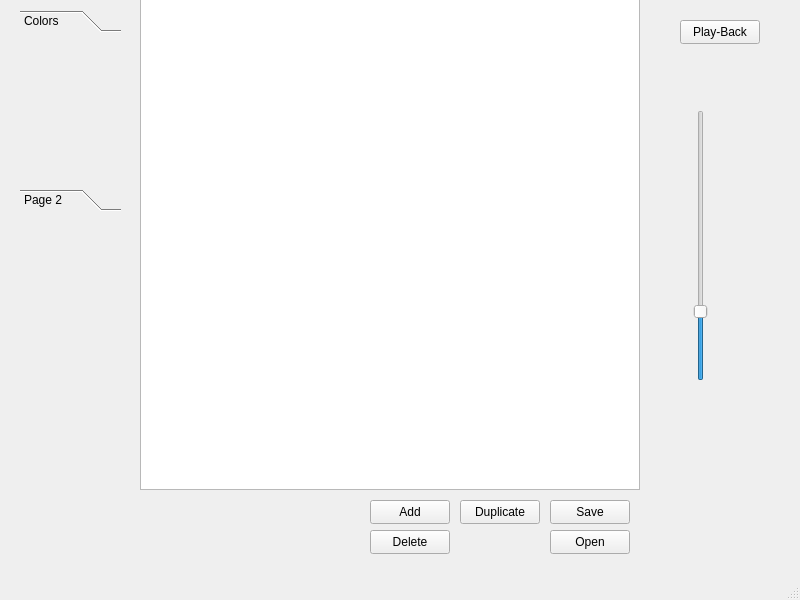
First picture: the form in mainwindow.ui, repository AhmedZ70/SpriteEditor, before the edit.
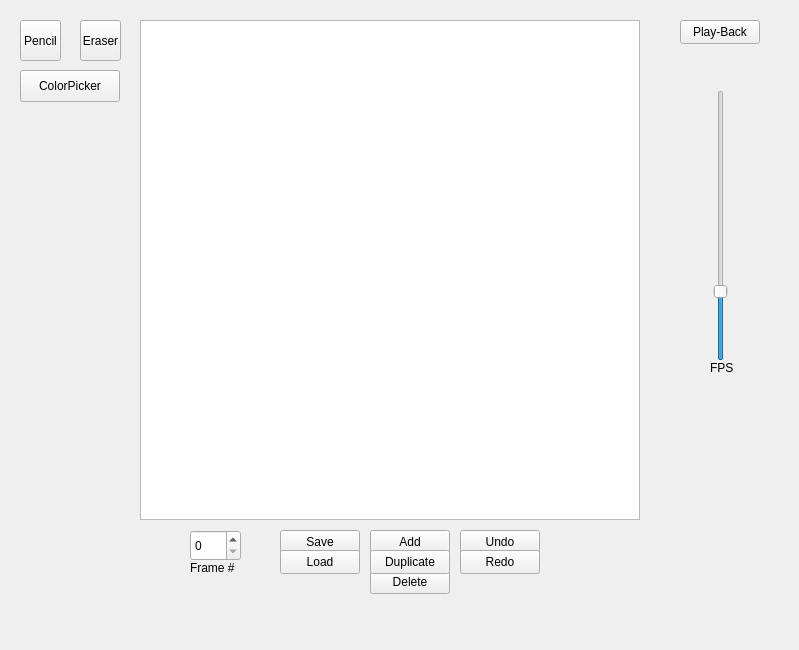
Second picture: the form after the edit. Icons and pictures are not drawn.

Commit message:
Added Main UI Buttons
Added Main buttons, more might be needed.

What changed in the file:
```diff
--- a/mainwindow.ui
+++ b/mainwindow.ui
@@ -6,19 +6,19 @@
    <rect>
     <x>0</x>
     <y>0</y>
-    <width>800</width>
-    <height>600</height>
+    <width>799</width>
+    <height>650</height>
    </rect>
   </property>
   <property name="windowTitle">
    <string>MainWindow</string>
   </property>
   <widget class="QWidget" name="centralwidget">
-   <widget class="QSlider" name="verticalSlider">
+   <widget class="QSlider" name="fpsSlider">
     <property name="geometry">
      <rect>
-      <x>680</x>
-      <y>110</y>
+      <x>700</x>
+      <y>90</y>
       <width>41</width>
       <height>271</height>
      </rect>
@@ -36,47 +36,21 @@
      <enum>Qt::Vertical</enum>
     </property>
    </widget>
-   <widget class="QPushButton" name="pushButton">
-    <property name="geometry">
-     <rect>
-      <x>550</x>
-      <y>500</y>
-      <width>80</width>
-      <height>24</height>
-     </rect>
-    </property>
-    <property name="text">
-     <string>Save</string>
-    </property>
-   </widget>
-   <widget class="QPushButton" name="pushButton_2">
-    <property name="geometry">
-     <rect>
-      <x>550</x>
-      <y>530</y>
-      <width>80</width>
-      <height>24</height>
-     </rect>
-    </property>
-    <property name="text">
-     <string>Open</string>
-    </property>
-   </widget>
    <widget class="QGraphicsView" name="graphicsView">
     <property name="geometry">
      <rect>
       <x>140</x>
-      <y>-10</y>
+      <y>20</y>
       <width>500</width>
       <height>500</height>
      </rect>
     </property>
    </widget>
-   <widget class="QPushButton" name="pushButton_3">
+   <widget class="QPushButton" name="addFrameButton">
     <property name="geometry">
      <rect>
       <x>370</x>
-      <y>500</y>
+      <y>530</y>
       <width>80</width>
       <height>24</height>
      </rect>
@@ -85,11 +59,11 @@
      <string>Add</string>
     </property>
    </widget>
-   <widget class="QPushButton" name="pushButton_4">
+   <widget class="QPushButton" name="deleteFrameButton">
     <property name="geometry">
      <rect>
       <x>370</x>
-      <y>530</y>
+      <y>570</y>
       <width>80</width>
       <height>24</height>
      </rect>
@@ -98,11 +72,11 @@
      <string>Delete</string>
     </property>
    </widget>
-   <widget class="QPushButton" name="pushButton_5">
+   <widget class="QPushButton" name="duplicateFrameButton">
     <property name="geometry">
      <rect>
-      <x>460</x>
-      <y>500</y>
+      <x>370</x>
+      <y>550</y>
       <width>80</width>
       <height>24</height>
      </rect>
@@ -111,7 +85,7 @@
      <string>Duplicate</string>
     </property>
    </widget>
-   <widget class="QPushButton" name="pushButton_6">
+   <widget class="QPushButton" name="playSpriteButton">
     <property name="geometry">
      <rect>
       <x>680</x>
@@ -124,57 +98,146 @@
      <string>Play-Back</string>
     </property>
    </widget>
-   <widget class="QToolBox" name="toolBox">
+   <widget class="QPushButton" name="undoButton">
     <property name="geometry">
      <rect>
+      <x>460</x>
+      <y>530</y>
+      <width>80</width>
+      <height>24</height>
+     </rect>
+    </property>
+    <property name="text">
+     <string>Undo</string>
+    </property>
+   </widget>
+   <widget class="QPushButton" name="redoButton">
+    <property name="geometry">
+     <rect>
+      <x>460</x>
+      <y>550</y>
+      <width>80</width>
+      <height>24</height>
+     </rect>
+    </property>
+    <property name="text">
+     <string>Redo</string>
+    </property>
+   </widget>
+   <widget class="QLabel" name="frameSelectorLabel">
+    <property name="geometry">
+     <rect>
+      <x>190</x>
+      <y>560</y>
+      <width>58</width>
+      <height>16</height>
+     </rect>
+    </property>
+    <property name="text">
+     <string>Frame #</string>
+    </property>
+   </widget>
+   <widget class="QSpinBox" name="frameSelectorSpinBox">
+    <property name="geometry">
+     <rect>
+      <x>190</x>
+      <y>530</y>
+      <width>51</width>
+      <height>31</height>
+     </rect>
+    </property>
+   </widget>
+   <widget class="QLabel" name="fpsLabel">
+    <property name="geometry">
+     <rect>
+      <x>710</x>
+      <y>360</y>
+      <width>31</width>
+      <height>16</height>
+     </rect>
+    </property>
+    <property name="text">
+     <string>FPS</string>
+    </property>
+   </widget>
+   <widget class="QToolButton" name="pencilButton">
+    <property name="geometry">
+     <rect>
       <x>20</x>
-      <y>10</y>
-      <width>101</width>
-      <height>201</height>
+      <y>20</y>
+      <width>41</width>
+      <height>41</height>
      </rect>
     </property>
-    <property name="currentIndex">
-     <number>0</number>
+    <property name="mouseTracking">
+     <bool>false</bool>
     </property>
-    <widget class="QWidget" name="page">
-     <property name="geometry">
-      <rect>
-       <x>0</x>
-       <y>0</y>
-       <width>101</width>
-       <height>141</height>
-      </rect>
-     </property>
-     <attribute name="label">
-      <string>Colors</string>
-     </attribute>
-    </widget>
-    <widget class="QWidget" name="page_2">
-     <property name="geometry">
-      <rect>
-       <x>0</x>
-       <y>0</y>
-       <width>101</width>
-       <height>141</height>
-      </rect>
-     </property>
-     <attribute name="label">
-      <string>Page 2</string>
-     </attribute>
-    </widget>
+    <property name="text">
+     <string>Pencil</string>
+    </property>
+    <property name="icon">
+     <iconset theme="battery-caution"/>
+    </property>
    </widget>
+   <widget class="QToolButton" name="eraserButton">
+    <property name="geometry">
+     <rect>
+      <x>80</x>
+      <y>20</y>
+      <width>41</width>
+      <height>41</height>
+     </rect>
+    </property>
+    <property name="mouseTracking">
+     <bool>false</bool>
+    </property>
+    <property name="text">
+     <string>Eraser</string>
+    </property>
+    <property name="icon">
+     <iconset theme="battery-caution"/>
+    </property>
+   </widget>
+   <widget class="QPushButton" name="colorPicker">
+    <property name="geometry">
+     <rect>
+      <x>20</x>
+      <y>70</y>
+      <width>100</width>
+      <height>32</height>
+     </rect>
+    </property>
+    <property name="text">
+     <string>ColorPicker</string>
+    </property>
+   </widget>
+   <widget class="QPushButton" name="duplicateFrameButton_2">
+    <property name="geometry">
+     <rect>
+      <x>280</x>
+      <y>530</y>
+      <width>80</width>
+      <height>24</height>
+     </rect>
+    </property>
+    <property name="text">
+     <string>Save</string>
+    </property>
+   </widget>
+   <widget class="QPushButton" name="duplicateFrameButton_3">
+    <property name="geometry">
+     <rect>
+      <x>280</x>
+      <y>550</y>
+      <width>80</width>
+      <height>24</height>
+     </rect>
+    </property>
+    <property name="text">
+     <string>Load</string>
+    </property>
+   </widget>
   </widget>
-  <widget class="QMenuBar" name="menubar">
-   <property name="geometry">
-    <rect>
-     <x>0</x>
-     <y>0</y>
-     <width>800</width>
-     <height>21</height>
-    </rect>
-   </property>
-  </widget>
-  <widget class="QStatusBar" name="statusbar"/>
  </widget>
  <resources/>
  <connections/>
```
